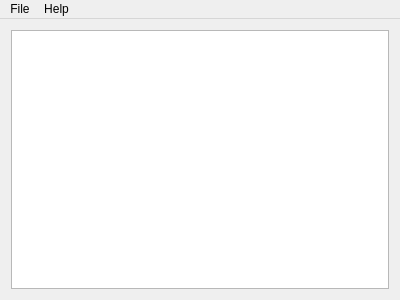
Above: mainwindow.ui from albar965/littlenavconnect before the change. Below: the same form after it.
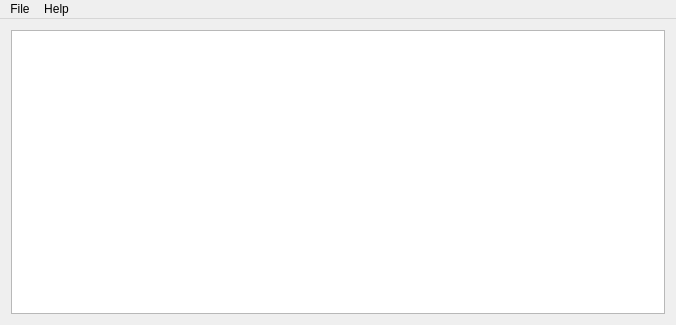
That is the form after the change. Icons and pictures are not drawn.

Diff of the .ui file:
```diff
--- a/mainwindow.ui
+++ b/mainwindow.ui
@@ -6,8 +6,8 @@
    <rect>
     <x>0</x>
     <y>0</y>
-    <width>400</width>
-    <height>300</height>
+    <width>676</width>
+    <height>325</height>
    </rect>
   </property>
   <property name="windowTitle">
@@ -29,7 +29,7 @@
     <rect>
      <x>0</x>
      <y>0</y>
-     <width>400</width>
+     <width>676</width>
      <height>24</height>
     </rect>
    </property>
```
